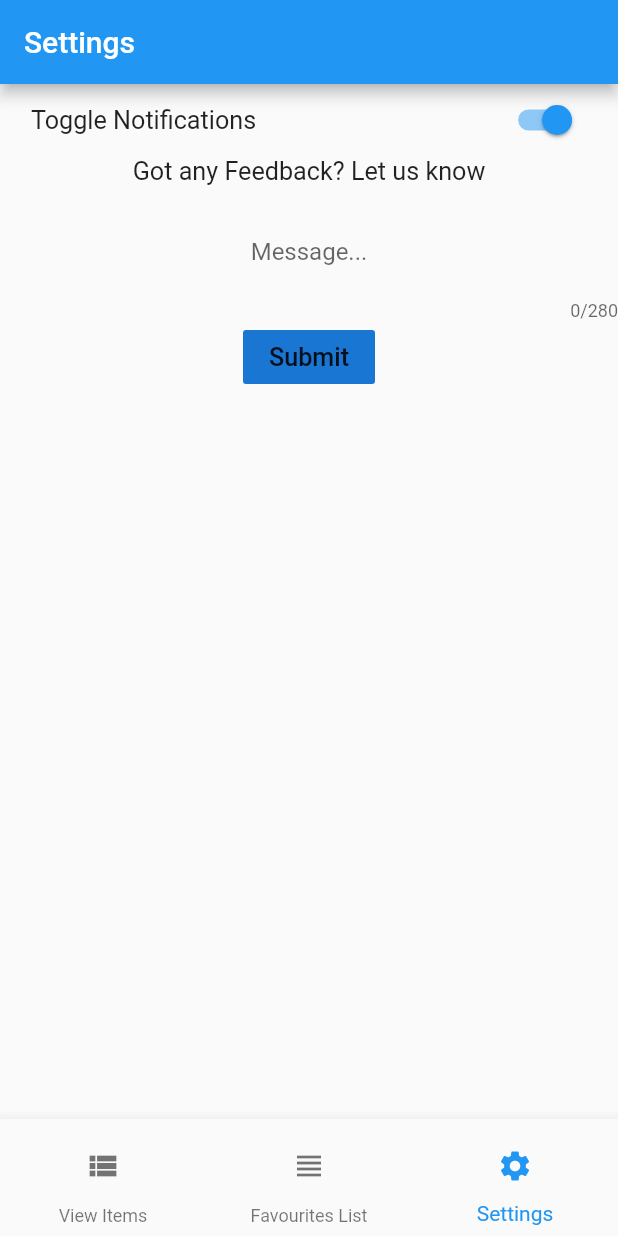
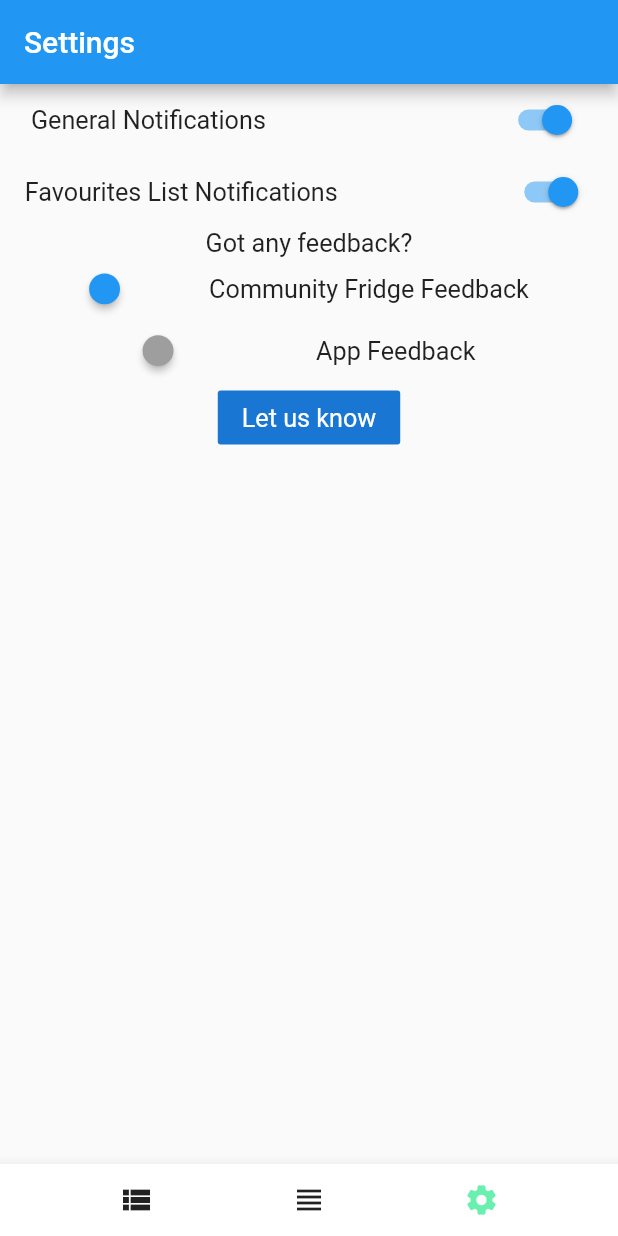
Before and after one commit to salawum/FridgeBuddyMobile, a Flutter app: the AppSettings screen opened directly, on a phone screen of 412 x 824 dp. Run offline on Flutter 3.47's test engine with Material 2 defaults, Android fonts, the phone set to English and light mode, and no system bars; our stand-ins replace cloud_firestore; accounts and stored records are empty.

Commit message:
Added option for selecting feedback recipient and two notification toggles

```diff
--- a/FridgeBuddy view list/FridgeBuddy view list/lib/app_screens/settings.dart
+++ b/FridgeBuddy view list/FridgeBuddy view list/lib/app_screens/settings.dart
@@ -2,8 +2,11 @@ import 'package:flutter/material.dart';
 import './favouritesList.dart';
 import './mainView.dart';
 
-final _feedback = TextEditingController();
-bool _notificationVal = true;
+final _feedbackBugs = TextEditingController();
+bool _notificationValGlobal = true;
+bool _notificationValFav = true;
+bool _community = true;
+bool _devs = false;
 
 class Settings extends StatelessWidget {
 
@@ -14,6 +17,9 @@ class Settings extends StatelessWidget {
       theme: new ThemeData(
         primarySwatch: Colors.blue,
         brightness: Brightness.dark,
+        buttonTheme: ButtonThemeData(
+          buttonColor: Colors.blue,
+        ),
         inputDecorationTheme: InputDecorationTheme(
           hintStyle: TextStyle(
             color: Colors.white,
@@ -35,6 +41,7 @@ class _AppSettingsState extends State<AppSettings> {
   Widget build(BuildContext context)
   {
     double width = MediaQuery.of(context).size.width;
+    double height = MediaQuery.of(context).size.height;
     return new Scaffold(
       appBar: new AppBar(
         title: Text("Settings",
@@ -54,83 +61,149 @@ class _AppSettingsState extends State<AppSettings> {
                   mainAxisAlignment: MainAxisAlignment.spaceBetween,
                   children: <Widget>[
                     Text(
-                      "Toggle Notifications",
+                      "General Notifications",
                       textScaleFactor: 1.2,
                     ),
                     Switch(
-                      value: _notificationVal,
+                      value: _notificationValGlobal,
                       onChanged: (bool newValue) {
                         setState(() {
-                          _notificationVal = newValue;
-                          print(_notificationVal);
+                          _notificationValGlobal = newValue;
+                          print(_notificationValGlobal);
                         });
                       },
                     ),
                   ],
                 ),
               ),
+              Padding(
+                padding: EdgeInsets.symmetric(horizontal: width * 0.04),
+                child: Row(
+                  mainAxisAlignment: MainAxisAlignment.spaceBetween,
+                  children: <Widget>[
+                    Text(
+                      "Favourites List Notifications",
+                      textScaleFactor: 1.2,
+                    ),
+                    Switch(
+                      value: _notificationValFav,
+                      onChanged: (bool newValue) {
+                        setState(() {
+                          _notificationValFav = newValue;
+                          print(_notificationValFav);
+                        });
+                      },
+                    ),
+                  ],
+                ),
+              ),
+              Padding(
+                padding: EdgeInsets.symmetric(horizontal: width * 0.04),
+                child: Text(
+                  "Got any feedback?",
+                  textScaleFactor: 1.2,
+                  //textAlign: TextAlign.left,
+                ),
+              ),
               Column(
                 children: <Widget>[
+                  Row(
+                    mainAxisAlignment: MainAxisAlignment.spaceEvenly,
+                    children: <Widget>[
+                      Container(
+                        width: width * 0.05,
+                        height: height * 0.05,
+                        child: (_community)
+                          ? RawMaterialButton(
+                              shape: CircleBorder(),
+                              fillColor: Colors.blue,
+                              onPressed: () {},
+                          )
+                          : RawMaterialButton(
+                            shape: CircleBorder(),
+                            fillColor: Colors.grey,
+                            onPressed: () {
+                              setState(() {
+                                _community = !_community;
+                                _devs = false;
+                              });
+                            },
+                          ),
+                      ),
                       Text(
-                  "Got any Feedback? Let us know\n",
+                        "Community Fridge Feedback",
                         textScaleFactor: 1.2,
                       ),
-                  TextField(
-                    autofocus: false,
-                    keyboardType: TextInputType.multiline,
-                    maxLength: 280,
-                    autocorrect: true,
-                    maxLines: null,
-                    textAlign: TextAlign.center,
-                    controller: _feedback, //_feedback.text would hold the string value
-                    decoration: InputDecoration(
-                      border: InputBorder.none,
-                      hintText: "Message...",
+                    ],
+                  ),
+                  Row(
+                    mainAxisAlignment: MainAxisAlignment.spaceEvenly,
+                    children: <Widget>[
+                      Container(
+                        width: width * 0.05,
+                        height: height * 0.05,
+                        child: (_devs)
+                            ? RawMaterialButton(
+                          shape: CircleBorder(),
+                          fillColor: Colors.blue,
+                          onPressed: () {},
+                        )
+                            : RawMaterialButton(
+                          shape: CircleBorder(),
+                          fillColor: Colors.grey,
+                          onPressed: () {
+                            setState(() {
+                              _devs = !_devs;
+                              _community = false;
+                            });
+                          },
                         ),
                       ),
-                  FlatButton(
-                      child: Text(
-                        "Submit",
+                      Text(
+                        "App Feedback",
                         textScaleFactor: 1.2,
                       ),
-                      color: Colors.blue[700],
-                      onPressed: (){
-                        print(_feedback.text);
-                        _feedback.text = "";
-                      }
-                  )
-                ],
-              )
                     ],
                   ),
                 ],
               ),
-      bottomNavigationBar: BottomNavigationBar(
-        //onTap: onTabTapped, // new
-        currentIndex: 2, // new
-        items: [
-          new BottomNavigationBarItem(
-            icon: IconButton(
+              FlatButton(
+                child: Text(
+                  "Let us know",
+                  style: TextStyle(
+                    color: Colors.white,
+                    fontWeight: FontWeight.normal,
+                  ),
+                  textScaleFactor: 1.2,
+                ),
+                color: Colors.blue[700],
+                onPressed: () {},
+              ),
+            ],
+          ),
+        ],
+      ),
+      bottomNavigationBar: BottomAppBar(
+        child: Row(
+          mainAxisAlignment: MainAxisAlignment.spaceEvenly,
+          children: <Widget>[
+            new IconButton(
               icon: Icon(Icons.view_list),
               onPressed: ()=> Navigator.of(context).push(new MaterialPageRoute(builder: (BuildContext context) => new MainView())),
             ),
-            title: Text("View Items",),
-          ),
-          new BottomNavigationBarItem(
-            icon: IconButton(
+            new IconButton(
               icon: Icon(Icons.view_headline),
               onPressed: ()=> Navigator.of(context).push(new MaterialPageRoute(builder: (BuildContext context) => new FavouritesList())),
             ),
-            title: Text("Favourites List"),
+            new IconButton(
+              icon: Icon(
+                Icons.settings,
+                color: Colors.greenAccent,
               ),
-          new BottomNavigationBarItem(
-            icon: IconButton(
-              icon: Icon(Icons.settings),
               onPressed: () {},
             ),
-            title: Text("Settings"),
+          ],
         ),
-        ],
       ),
     );
   }
--- a/FridgeBuddy view list/FridgeBuddy view list/pubspec.yaml
+++ b/FridgeBuddy view list/FridgeBuddy view list/pubspec.yaml
@@ -1,4 +1,4 @@
-name: tablet_app
+name: FridgeBuddy_Mobile
 description: A new Flutter application.
 
 # The following defines the version and build number for your application.
```
Also changed, not shown: FridgeBuddy view list/FridgeBuddy view list/lib/app_screens/favouritesList.dart (+13 -18 lines), FridgeBuddy view list/FridgeBuddy view list/lib/app_screens/mainView.dart (+60 -51 lines). Lines whose indentation alone changed are shown as unchanged.
